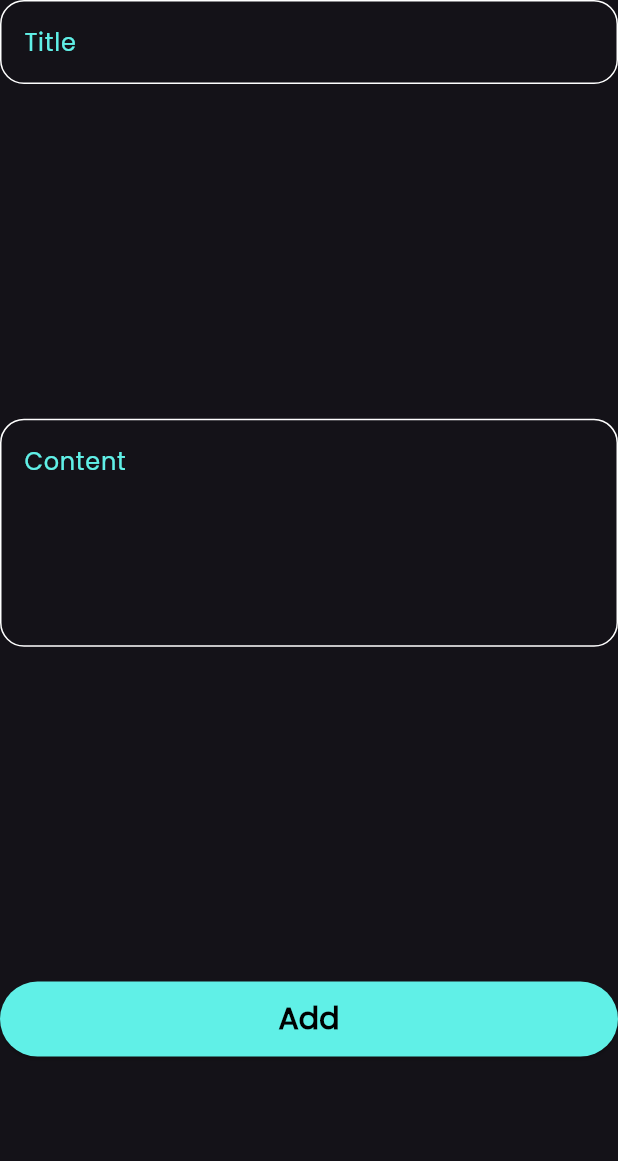
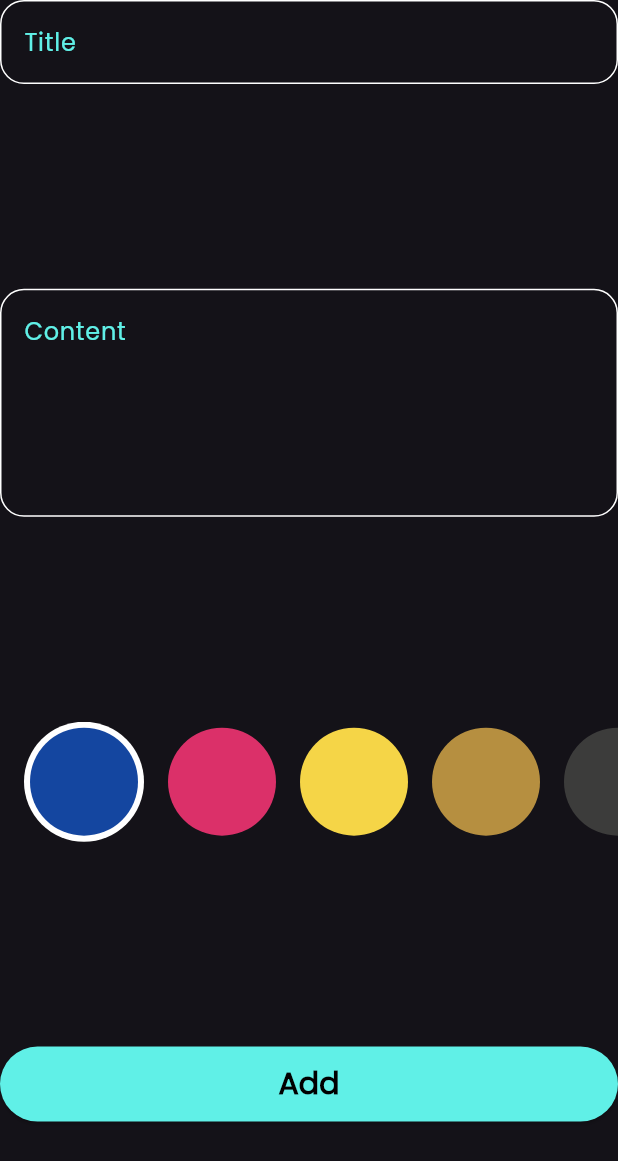
Before and after one commit to Ahmed-Aatwan/notes_app, a Flutter app: the AddNoteForm widget shown alone on an empty page, opened directly, on a phone screen of 412 x 824 dp. Shown: the top 1161 px of the screen. Run offline on Flutter 3.47's test engine with Material 3 defaults, Android fonts, the phone set to English and light mode, and no system bars; our stand-ins replace bloc, flutter_bloc, font_awesome_flutter, hive, hive_flutter; accounts and stored records are empty.

Commit message:
finishing add bottom sheet with colors list view

```diff
--- a/lib/constants.dart
+++ b/lib/constants.dart
@@ -2,3 +2,10 @@ import 'package:flutter/material.dart';
 
 const kPrimaryColor = Color(0xff60f0e7);
 const kNotesBox = 'notes';
+const List<Color> kcolors = [
+  Color(0xff1446A0),
+  Color(0xffdb3069),
+  Color(0xfff5d547),
+  Color(0xffB68F40),
+  Color(0xff3c3c3b),
+  ];
--- a/lib/cubits/add_note_cubit/add_note_cubit.dart
+++ b/lib/cubits/add_note_cubit/add_note_cubit.dart
@@ -1,6 +1,6 @@
 import 'package:bloc/bloc.dart';
+import 'package:flutter/material.dart';
 import 'package:hive_flutter/hive_flutter.dart';
-import 'package:meta/meta.dart';
 import 'package:notes_app/constants.dart';
 import 'package:notes_app/models/note_model.dart';
 
@@ -8,8 +8,9 @@ part 'add_note_state.dart';
 
 class AddNoteCubit extends Cubit<AddNoteState> {
   AddNoteCubit() : super(AddNoteInitial());
-
+  Color color = kcolors.first;
   addNote(NoteModel note) async {
+    note.color = color.toARGB32();
     emit(AddNoteLoading());
     try {
       var notesBox = Hive.box<NoteModel>(kNotesBox);
--- a/lib/views/widgets/add_note_form.dart
+++ b/lib/views/widgets/add_note_form.dart
@@ -3,6 +3,7 @@ import 'package:flutter_bloc/flutter_bloc.dart';
 import 'package:intl/intl.dart';
 import 'package:notes_app/cubits/add_note_cubit/add_note_cubit.dart';
 import 'package:notes_app/models/note_model.dart';
+import 'package:notes_app/views/widgets/colors_list_view.dart';
 import 'package:notes_app/views/widgets/custom_text_field.dart';
 
 import 'custom_button.dart';
@@ -45,6 +46,8 @@ class _AddNoteFormState extends State<AddNoteForm> {
           const SizedBox(height: 16),
           CustomTextField(controller: contentController, hintText: 'Content', maxLines: 5),
           const SizedBox(height: 16),
+          const ColorsListView(),
+          const SizedBox(height: 16),
           BlocBuilder<AddNoteCubit, AddNoteState>(
             builder: (context, state) {
               return CustomButton(
--- /dev/null
+++ b/lib/views/widgets/color_item.dart
@@ -0,0 +1,18 @@
+import 'package:flutter/material.dart';
+
+class ColorItem extends StatelessWidget {
+  const ColorItem({super.key, required this.color, required this.isActive});
+  final Color color;
+  final bool isActive;
+
+  @override
+  Widget build(BuildContext context) {
+    return Padding(
+      padding: const EdgeInsets.only(left: 16.0),
+      child:
+          isActive
+              ? CircleAvatar(backgroundColor: Colors.white,radius: 40,child: CircleAvatar(backgroundColor: color, radius: 36))
+              : CircleAvatar(backgroundColor: color, radius: 36),
+    );
+  }
+}
--- /dev/null
+++ b/lib/views/widgets/colors_list_view.dart
@@ -0,0 +1,38 @@
+import 'package:flutter/material.dart';
+import 'package:flutter_bloc/flutter_bloc.dart';
+import 'package:notes_app/constants.dart';
+import 'package:notes_app/cubits/add_note_cubit/add_note_cubit.dart';
+import 'package:notes_app/views/widgets/color_item.dart';
+
+class ColorsListView extends StatefulWidget {
+  const ColorsListView({super.key});
+
+  @override
+  State<ColorsListView> createState() => _ColorsListViewState();
+}
+
+class _ColorsListViewState extends State<ColorsListView> {
+  int currentIndex = 0;
+  @override
+  Widget build(BuildContext context) {
+    return SizedBox(
+      height: 80,
+      child: ListView.builder(
+        itemBuilder:
+            (context, index) => GestureDetector(
+              onTap: () {
+                currentIndex = index;
+                BlocProvider.of<AddNoteCubit>(context).color = kcolors[index];
+                setState(() {});
+              },
+              child: ColorItem(
+                isActive: index == currentIndex ? true : false,
+                color: kcolors[index],
+              ),
+            ),
+        itemCount: kcolors.length,
+        scrollDirection: Axis.horizontal,
+      ),
+    );
+  }
+}
```
